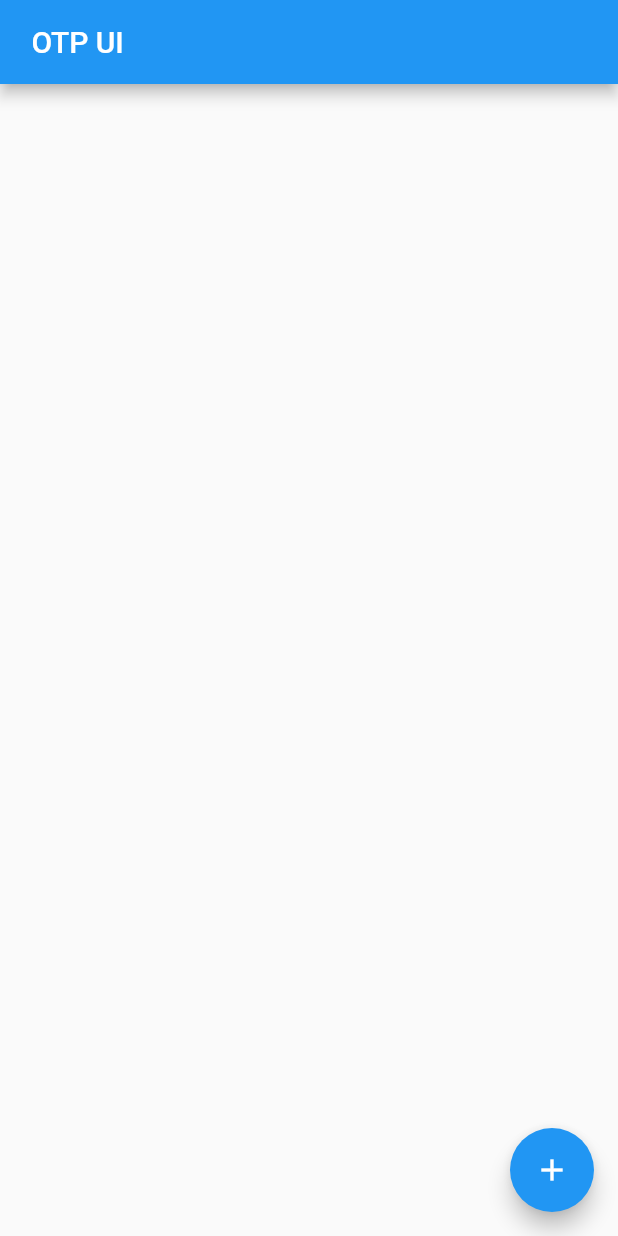
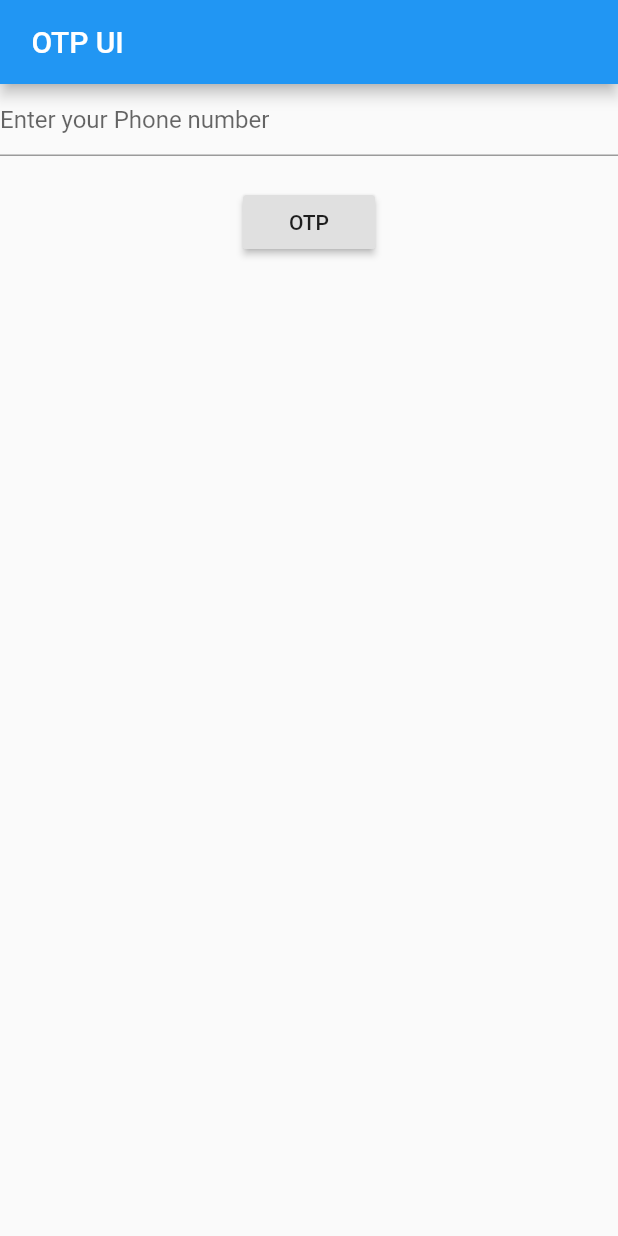
Before and after one commit to MdAdnanMorshed/otp, a Flutter app: the screen it shows after launch, on a phone screen of 412 x 824 dp. Run offline on Flutter 3.47's test engine with Material 2 defaults, Android fonts, the phone set to English and light mode, and no system bars; our stand-ins replace pin_code_fields.

Commit message:
Mobile Input Text UI

```diff
--- a/lib/main.dart
+++ b/lib/main.dart
@@ -10,57 +10,54 @@ class MyApp extends StatelessWidget {
   @override
   Widget build(BuildContext context) {
     return MaterialApp(
-      title: 'Flutter Demo',
+      title: 'OTP ',
       theme: ThemeData(
         primarySwatch: Colors.blue,
-
         visualDensity: VisualDensity.adaptivePlatformDensity,
       ),
-      home: MyHomePage(title: 'Flutter Demo Home Page'),
+      home: MyHomePage(),
     );
   }
 }
 
 class MyHomePage extends StatefulWidget {
-  MyHomePage({Key key, this.title}) : super(key: key);
-
-  // This widget is the home page of your application. It is stateful, meaning
-  // that it has a State object (defined below) that contains fields that affect
-  // how it looks.
-
-  // This class is the configuration for the state. It holds the values (in this
-  // case the title) provided by the parent (in this case the App widget) and
-  // used by the build method of the State. Fields in a Widget subclass are
-  // always marked "final".
-
-  final String title;
-
   @override
   _MyHomePageState createState() => _MyHomePageState();
 }
 
 class _MyHomePageState extends State<MyHomePage> {
-  int _counter = 0;
-
-  void _incrementCounter() {
-    setState(() {
-      _counter++;
-    });
-  }
-
   @override
   Widget build(BuildContext context) {
     return Scaffold(
       appBar: AppBar(
         title: Text(' OTP UI'),
       ),
-      body: Container(),
-      floatingActionButton: FloatingActionButton(
-        onPressed:(){
-          Navigator.push(context, MaterialPageRoute(builder:(context)=>SigninPhoneNumberChooseVerificationPage()));
-        } ,
-        child: Icon(Icons.add),
-      ), // This trailing comma makes auto-formatting nicer for build methods.
+      body: Container(
+        child: Column(
+          children: [
+            TextField(
+              controller: TextEditingController(),
+              decoration: InputDecoration(
+
+                  hintText: 'Enter your Phone number '
+              ),
+            ),
+            SizedBox(
+              height: 20,
+            ),
+            RaisedButton(
+              onPressed: () {
+                Navigator.push(
+                    context,
+                    MaterialPageRoute(
+                        builder: (context) =>
+                            SigninPhoneNumberChooseVerificationPage()));
+              },
+              child: Text('OTP'),
+            )
+          ],
+        ),
+      ),
     );
   }
 }
```
